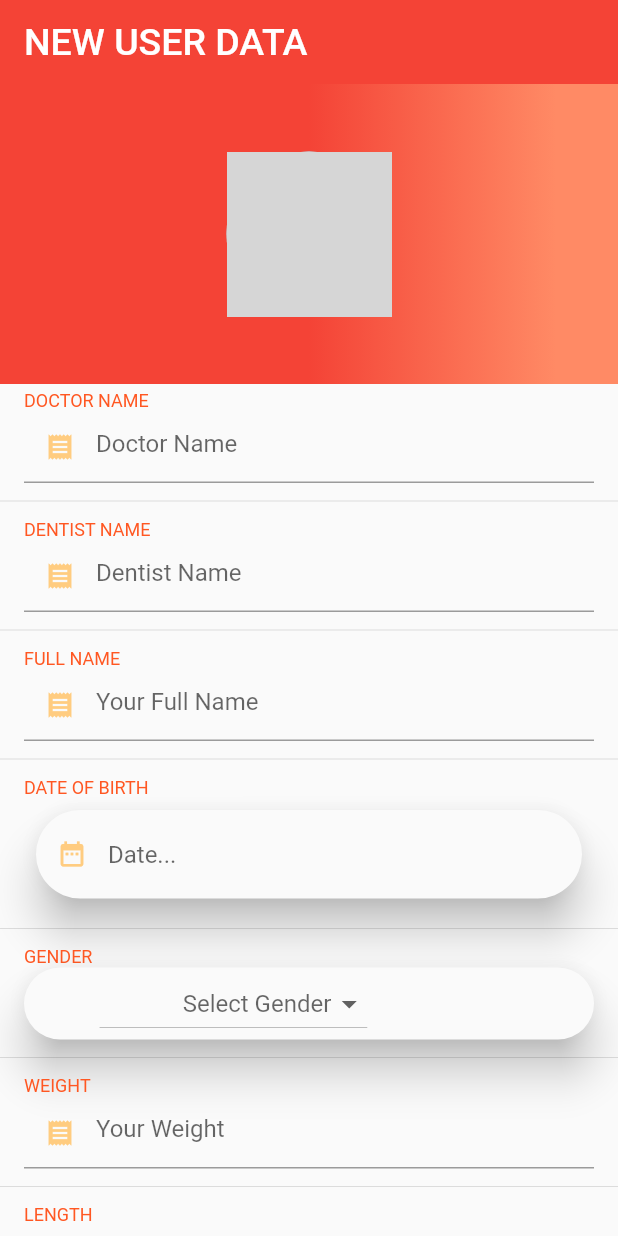
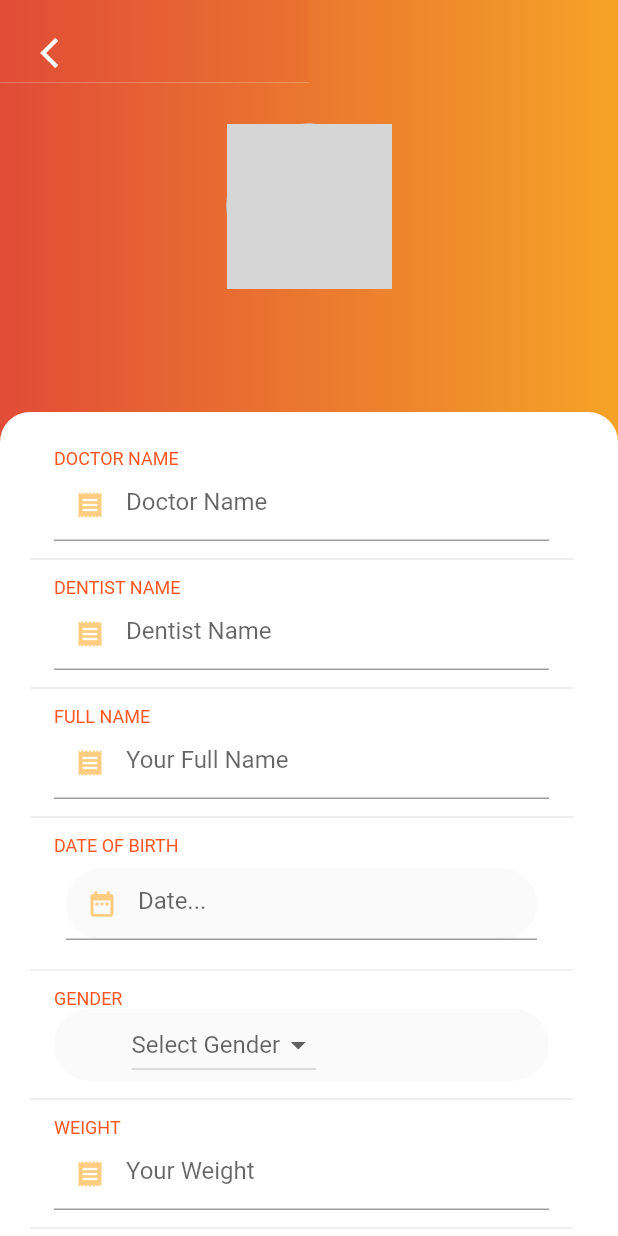
Before and after one commit to Three-team-org/Data-Buffering-App-Flutter, a Flutter app: the NewUserDataPage screen opened directly, on a phone screen of 412 x 824 dp. Run offline on Flutter 3.47's test engine with Material 2 defaults, Android fonts, the phone set to English and light mode, and no system bars; our stand-ins replace cached_network_image, flutter_icons, flutter_screenutil, font_awesome_flutter, google_fonts, image_picker and 5 more; missing offline and left inert: flex_color_picker, flutter_gifimage, grouped_buttons; accounts and stored records are empty; network calls fail; statements that could not run were skipped; grey boxes are pictures that could not be loaded.

Commit message:
update for finishing orange design

```diff
--- a/lib/ui/sub_data_add_new_user.dart
+++ b/lib/ui/sub_data_add_new_user.dart
@@ -13,6 +13,7 @@ import 'package:path/path.dart';
 import 'package:path_provider/path_provider.dart';
 import 'package:toast/toast.dart';
 import 'package:data_buffer/ui/sub_users_list.dart';
+import 'package:data_buffer/ui/widgets/customappbar.dart';
 class NewUserDataPage extends StatefulWidget{
   @override
   _NewUserDataPageState createState() => _NewUserDataPageState();
@@ -26,6 +27,9 @@ class Item {
 }
 
 class _NewUserDataPageState extends State<NewUserDataPage>{
+  double _height;
+  double _width;
+
   User_data user_data;
 
   bool avatar_exists = false;
@@ -54,7 +58,6 @@ class _NewUserDataPageState extends State<NewUserDataPage>{
   TextInputType keyboardType;
   bool obscureText;
   IconData icon;
-  double _width;
   double _pixelRatio;
   bool large;
   bool medium;
@@ -72,7 +75,6 @@ class _NewUserDataPageState extends State<NewUserDataPage>{
   saveImages() async{
     final Directory directory = await getApplicationDocumentsDirectory();
     final File Image_face = await _image.copy('${directory.path}/avatar.png');
-
   }
   void _showPicker(context) {
     showModalBottomSheet(
@@ -126,32 +128,49 @@ class _NewUserDataPageState extends State<NewUserDataPage>{
   }
   @override
   Widget build(BuildContext context) {
+    _height = MediaQuery.of(context).size.height;
+    _width = MediaQuery.of(context).size.width;
     return Scaffold(
       // backgroundColor: Colors.deepOrange,
-      appBar: AppBar(
-        title: Text("NEW USER DATA",style: TextStyle(color: Colors.white, fontSize: 25),),
-        backgroundColor: Colors.red,
-        elevation: 0,
-        automaticallyImplyLeading: false,
-      ),
+      // appBar: AppBar(
+      //   title: Text("NEW USER DATA",style: TextStyle(color: Colors.white, fontSize: 25),),
+      //   backgroundColor: Colors.red,
+      //   elevation: 0,
+      //   automaticallyImplyLeading: false,
+      // ),
       body: GestureDetector(
         onTap: (){
           FocusScope.of(context).requestFocus(new FocusNode());
         },
+        child:
+        Container(
+          decoration: BoxDecoration(
+              gradient: LinearGradient(
+                  begin: Alignment.topLeft,
+                  end: Alignment.topRight,
+                  colors: [ Color(0xFFE14C37), Color(0xFFF5A327),])),
           child: ListView(
             children: <Widget>[
               Container(
-              height: 200,
+                height: _height / 3,
                 decoration: BoxDecoration(
                     gradient: LinearGradient(
                         begin: Alignment.centerLeft,
                         end: Alignment.centerRight,
-                      stops: [0.5, 0.9],
-                      colors: [Colors.red, Colors.deepOrange.shade300])),
+                        colors: [ Color(0xFFE14C37), Color(0xFFF5A327),])),
                 child: Column(
-                mainAxisAlignment: MainAxisAlignment.center,
-                crossAxisAlignment: CrossAxisAlignment.center,
+                  mainAxisAlignment: MainAxisAlignment.start,
+                  crossAxisAlignment: CrossAxisAlignment.start,
                   children: <Widget>[
+                    Row(
+                      mainAxisAlignment: MainAxisAlignment.start,
+                      crossAxisAlignment: CrossAxisAlignment.start,
+                      children: <Widget>[
+                        Opacity(opacity: 1,child: CustomAppBar()),
+                        SizedBox(height: _height / 10,)
+                      ],
+                    )
+                    ,
                     Row(
                       mainAxisAlignment: MainAxisAlignment.spaceAround,
                       children: <Widget>[
@@ -187,6 +206,19 @@ class _NewUserDataPageState extends State<NewUserDataPage>{
                   ],
                 ),
               ),
+              Container(
+                width: _width,
+                padding: EdgeInsets.only(left:20, right:30, top:20),
+                decoration: BoxDecoration(
+                    color: const Color(0xFFFFFFFF),
+                    borderRadius: BorderRadius.only(
+                        topLeft: Radius.circular(20),
+                        topRight: Radius.circular(20))
+                ),
+                child: Column(
+                  mainAxisAlignment: MainAxisAlignment.center,
+                  crossAxisAlignment: CrossAxisAlignment.center,
+                  children: <Widget>[
                     ListTile(
                       title: Text(
                         "DOCTOR NAME",
@@ -237,9 +269,8 @@ class _NewUserDataPageState extends State<NewUserDataPage>{
                         child:
                         Material(
                           borderRadius: BorderRadius.circular(30.0),
-                  elevation: 12,
+                          //elevation: 12,
                           child: TextFormField(
-
                             controller: _dateController,
                             keyboardType: TextInputType.multiline,
                             cursorColor: Colors.orange[200],
@@ -251,10 +282,9 @@ class _NewUserDataPageState extends State<NewUserDataPage>{
                             decoration: InputDecoration(
                               prefixIcon: Icon(Icons.date_range, color: Colors.orange[200], size: 20),
                               hintText: "Date...",
-                      border: new OutlineInputBorder(
-
-                          borderRadius: BorderRadius.circular(30.0),
-                          borderSide: BorderSide.none),
+                              // border: new OutlineInputBorder(
+                              //     borderRadius: BorderRadius.circular(30.0),
+                              //     borderSide: BorderSide.none),
                             ),
                           ),
                         ),
@@ -269,18 +299,15 @@ class _NewUserDataPageState extends State<NewUserDataPage>{
                       ),
                       subtitle:
                       Material(
-
                           borderRadius: BorderRadius.circular(30.0),
-                  elevation: 12,
+                          //elevation: 12,
                           child:
                           Row(
                             children: <Widget>[
                               Spacer(),
                               DropdownButton<Item>(
-
-                        hint:  Text("              Select Gender"),
+                                hint:  Text("Select Gender"),
                                 value: selectedGender,
-
                                 onChanged: (Item Value) {
                                   setState(() {
                                     // print(Value.name);
@@ -351,18 +378,19 @@ class _NewUserDataPageState extends State<NewUserDataPage>{
                       ),
                     ),
                     Padding(
-              padding: const EdgeInsets.symmetric(horizontal: 80.0, vertical: 8.0),
+                      padding: const EdgeInsets.symmetric(horizontal: 0.0, vertical: 8.0),
                       child: RaisedButton(
-                padding: const EdgeInsets.all(16.0),
+                        padding: EdgeInsets.fromLTRB(_width / 3 - 10, 10, _width / 3 - 10, 10),
                         elevation: 0,
                         shape: RoundedRectangleBorder(
-                    borderRadius: BorderRadius.circular(15.0)),
-                color: Colors.yellow.shade700,
+                            borderRadius: BorderRadius.circular(10.0)),
+                        color: Color(0xFFF46C20),
                         child: Text(
                           "Confirm",
                           style: TextStyle(
                             fontWeight: FontWeight.bold,
                             fontSize: 18.0,
+                            color: Colors.white
                           ),
                         ),
                         onPressed: () {
@@ -375,8 +403,15 @@ class _NewUserDataPageState extends State<NewUserDataPage>{
                   ],
                 ),
               ),
+            ],
+          ),
+        ),
+
+      ),
 
     );
+
+
   }
   _selectDate(BuildContext context) async {
     DateTime newSelectedDate = await showDatePicker(
@@ -387,13 +422,13 @@ class _NewUserDataPageState extends State<NewUserDataPage>{
         builder: (BuildContext context, Widget child) {
           return Theme(
             data: ThemeData.dark().copyWith(
-              colorScheme: ColorScheme.dark(
-                primary: Colors.deepPurple,
+              colorScheme: ColorScheme.light(
+                primary: Colors.orange,
                 onPrimary: Colors.white,
-                surface: Colors.blueGrey,
-                onSurface: Colors.yellow,
+                surface: Colors.red.shade300,
+                onSurface: Colors.black54,
               ),
-              dialogBackgroundColor: Colors.blue[500],
+              dialogBackgroundColor: Colors.white,
             ),
             child: child,
           );
--- a/pubspec.yaml
+++ b/pubspec.yaml
@@ -76,7 +76,7 @@ flutter:
     - assets/images/logo.png
     - assets/images/powered_by.png
     - assets/images/icon_advice.png
-    - assets/images/icon_calendar.jpg
+    - assets/images/icon_calendar.png
     - assets/images/icon_data.png
     - assets/images/icon_hospital.png
     - assets/images/icon_new.png
```
Also changed, not shown: lib/ui/sub_calendar.dart (+6 -4 lines), lib/ui/sub_data.dart (+3 -5 lines), lib/ui/sub_plan.dart (+90 -37 lines), assets/images/icon_calendar.png (added), assets/images/icon_calendar1.jpg (renamed from assets/images/icon_calendar.jpg), assets/images/icon_recipe.png, assets/images/icon_recipe1.png (added), 1 other file. Lines whose indentation alone changed are shown as unchanged.
